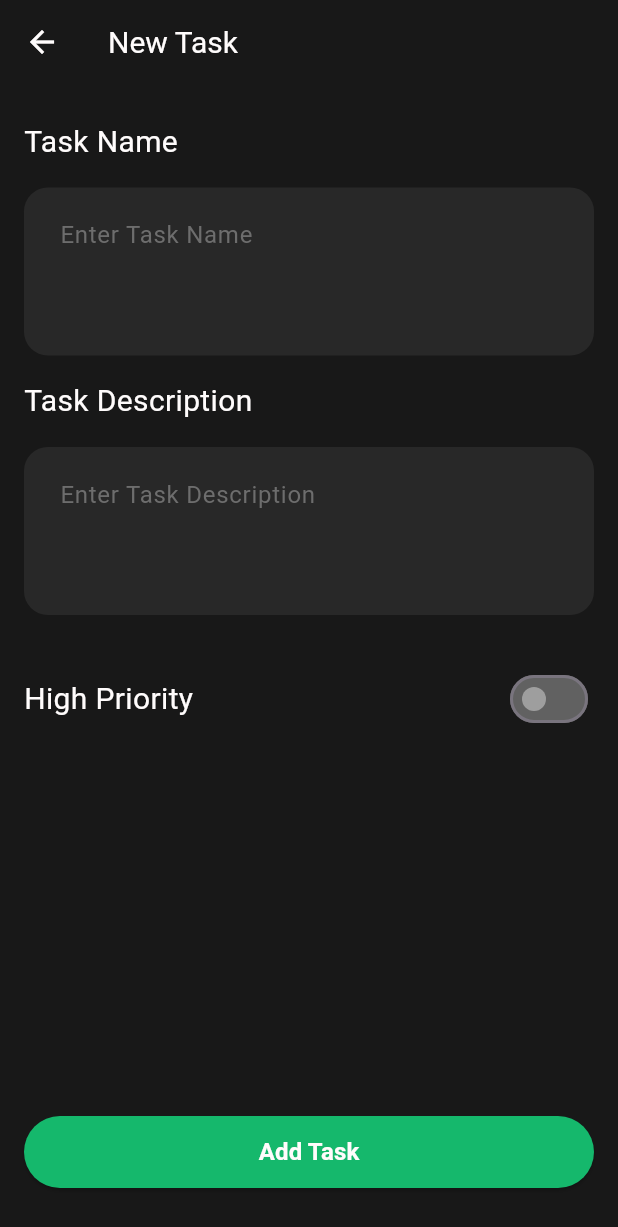
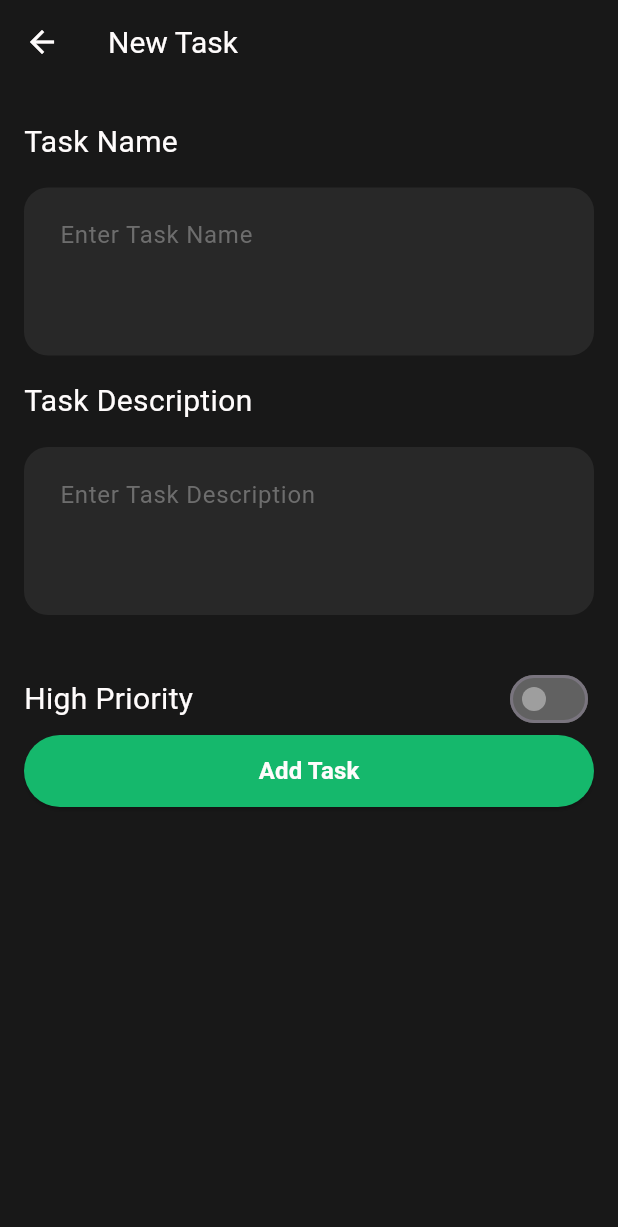
Before and after one commit to FarizzzAPK/todo_app, a Flutter app: the HomeScreen screen opened directly, after a tap on "Add New Task", on a phone screen of 412 x 824 dp. Shown: the top 1227 px of the screen. Run offline on Flutter 3.47's test engine with Material 3 defaults, Android fonts, the phone set to English and light mode, and no system bars; our stand-ins replace flutter_svg, shared_preferences; accounts and stored records are empty.

```diff
--- a/lib/screens/add_new_task_screen.dart
+++ b/lib/screens/add_new_task_screen.dart
@@ -58,7 +58,8 @@ class _AddNewTaskScreenState extends State<AddNewTaskScreen> {
           ),
         ),
       ),
-      body: Form(
+      body: SingleChildScrollView(
+        child: Form(
           key: _formKey,
           child: Padding(
             padding: const EdgeInsets.only(top: 16, bottom: 32, left: 16, right: 16),
@@ -135,7 +136,6 @@ class _AddNewTaskScreenState extends State<AddNewTaskScreen> {
                     ),
                   ],
                 ),
-              const Spacer(),
                 SizedBox(
                   width: double.infinity,
                   height: 48,
@@ -161,6 +161,7 @@ class _AddNewTaskScreenState extends State<AddNewTaskScreen> {
             ),
           ),
         ),
+      ),
     );
   }
 }
--- a/lib/screens/home_screen.dart
+++ b/lib/screens/home_screen.dart
@@ -15,11 +15,21 @@ class HomeScreen extends StatefulWidget {
 
 class _HomeScreenState extends State<HomeScreen> {
   String? username;
+  String? motivationQuote;
+
 
   @override
   void initState() {
     super.initState();
+    getUserMotivationQuote();
     getUsernameFromPrefs();
+  }
+
+  Future<void> getUserMotivationQuote() async {
+    final prefs = await SharedPreferences.getInstance();
+    setState(() {
+      motivationQuote = prefs.getString('userquote');
+    });
   }
 
   Future<void> getUsernameFromPrefs() async {
@@ -28,6 +38,8 @@ class _HomeScreenState extends State<HomeScreen> {
       username = prefs.getString('username');
     });
   }
+
+
 
   Future<void> _goToAddTask() async {
     final TaskModel? newTask = await Navigator.push(
@@ -67,9 +79,9 @@ class _HomeScreenState extends State<HomeScreen> {
                           color: Colors.white,
                         ),
                       ),
-                      Text(
-                        "One task at a time. One step closer.",
-                        style: TextStyle(
+                      Text(motivationQuote ?? "One task at a time. One step closer.",
+
+        style: TextStyle(
                           fontWeight: FontWeight.w400,
                           fontSize: 16,
                           color: Colors.white,
--- a/lib/screens/profile_screen.dart
+++ b/lib/screens/profile_screen.dart
@@ -1,5 +1,6 @@
 import 'package:flutter/material.dart';
 import 'package:todo_app/Customs/custom_form_field.dart';
+import 'package:todo_app/Local_storage/shared_pref_helper.dart';
 
 class ProfileScreen extends StatefulWidget {
   const ProfileScreen({super.key});
@@ -47,6 +48,8 @@ class _ProfileScreenState extends State<ProfileScreen> {
                 child: ElevatedButton(
                   onPressed: () {
                     if(_formKey.currentState!.validate()){
+                      SharedPrefHelper.saveUserName(nameController.text);
+                      SharedPrefHelper.saveUserQuote(motivationController.text);
                     }
                   },
                   style: ElevatedButton.styleFrom(
```
Also changed, not shown: lib/Local_storage/shared_pref_helper.dart (added, +32 -0 lines), lib/screens/splash_screen.dart (+12 -20 lines), lib/screens/welcome_screen.dart (+2 -6 lines), lib/Local_storage/hive.dart (added). Lines whose indentation alone changed are shown as unchanged.
